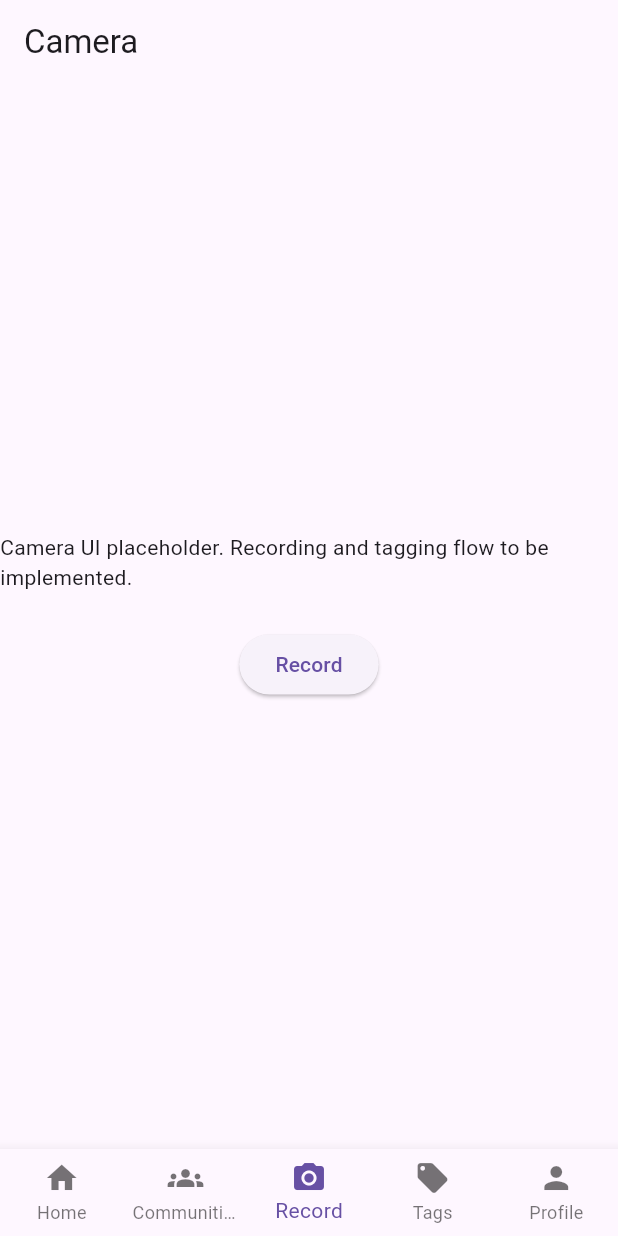
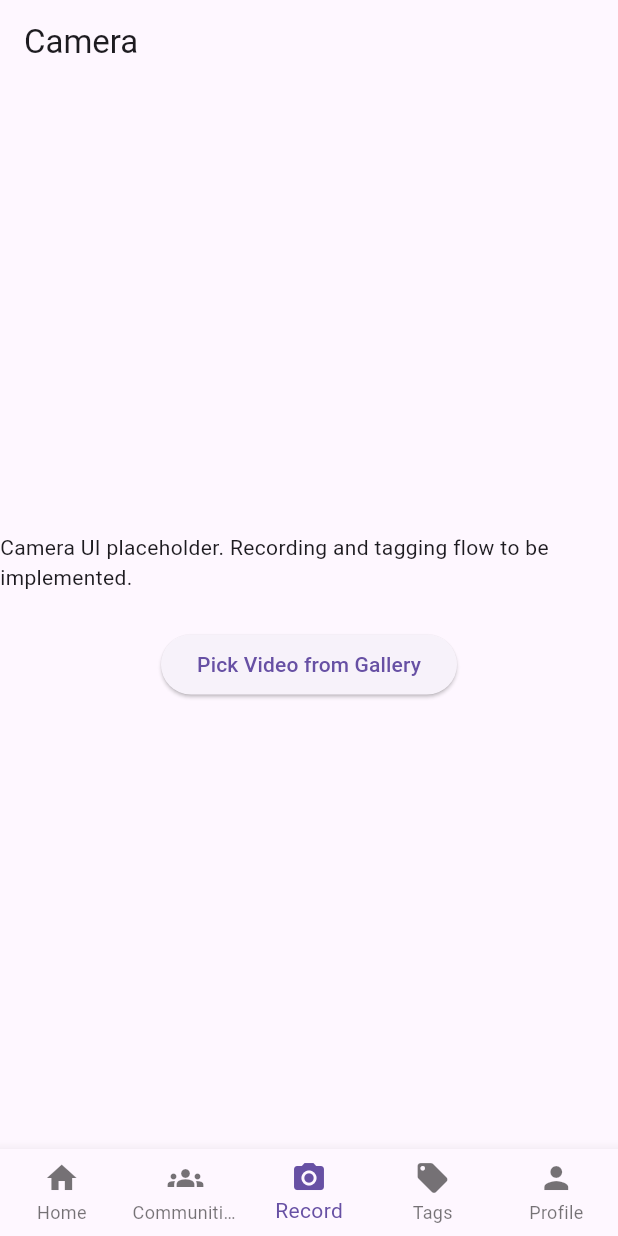
Before and after one commit to sanyalarindam/TagApp, a Flutter app: the screen it shows after launch, item 3 of the bottom bar chosen, on a phone screen of 412 x 824 dp. Run offline on Flutter 3.47's test engine with Material 3 defaults, Android fonts, the phone set to English and light mode, and no system bars; our stand-ins replace image_picker.

Commit message:
Update camera plugin and dependencies

```diff
--- a/app_flutter/lib/screens/camera_screen.dart
+++ b/app_flutter/lib/screens/camera_screen.dart
@@ -1,6 +1,28 @@
 import 'package:flutter/material.dart';
+import 'package:image_picker/image_picker.dart';
 
-class CameraScreen extends StatelessWidget {
+class CameraScreen extends StatefulWidget {
+  @override
+  _CameraScreenState createState() => _CameraScreenState();
+}
+
+class _CameraScreenState extends State<CameraScreen> {
+  String? _pickedVideoPath;
+
+  Future<void> _pickVideo() async {
+    final picker = ImagePicker();
+    final XFile? video = await picker.pickVideo(source: ImageSource.gallery);
+    if (video != null) {
+      setState(() {
+        _pickedVideoPath = video.path;
+      });
+      ScaffoldMessenger.of(context).showSnackBar(
+        SnackBar(content: Text('Picked video: ${video.name}')),
+      );
+      // TODO: Upload logic here
+    }
+  }
+
   @override
   Widget build(BuildContext context) {
     return SafeArea(
@@ -10,14 +32,19 @@ class CameraScreen extends StatelessWidget {
           child: Column(
             mainAxisAlignment: MainAxisAlignment.center,
             children: [
-              Text('Camera UI placeholder. Recording and tagging flow to be implemented.'),
+              Text(
+                  'Camera UI placeholder. Recording and tagging flow to be implemented.'),
               SizedBox(height: 24),
               ElevatedButton(
-                child: Text('Record'),
-                onPressed: () {
-                  // Will open recording flow in next iteration
-                },
-              )
+                child: Text('Pick Video from Gallery'),
+                onPressed: _pickVideo,
+              ),
+              if (_pickedVideoPath != null) ...[
+                SizedBox(height: 16),
+                Text('Selected video path:'),
+                Text(_pickedVideoPath!,
+                    style: TextStyle(fontSize: 12, color: Colors.grey)),
+              ]
             ],
           ),
         ),
--- a/app_flutter/pubspec.yaml
+++ b/app_flutter/pubspec.yaml
@@ -12,6 +12,7 @@ dependencies:
   flutter_svg: ^1.1.6
   provider: ^6.0.5
   http: ^0.13.6
+  image_picker: ^1.0.7
 
 dev_dependencies:
   flutter_test:
```
Also changed, not shown: app_flutter/pubspec.lock, 5 other files.
